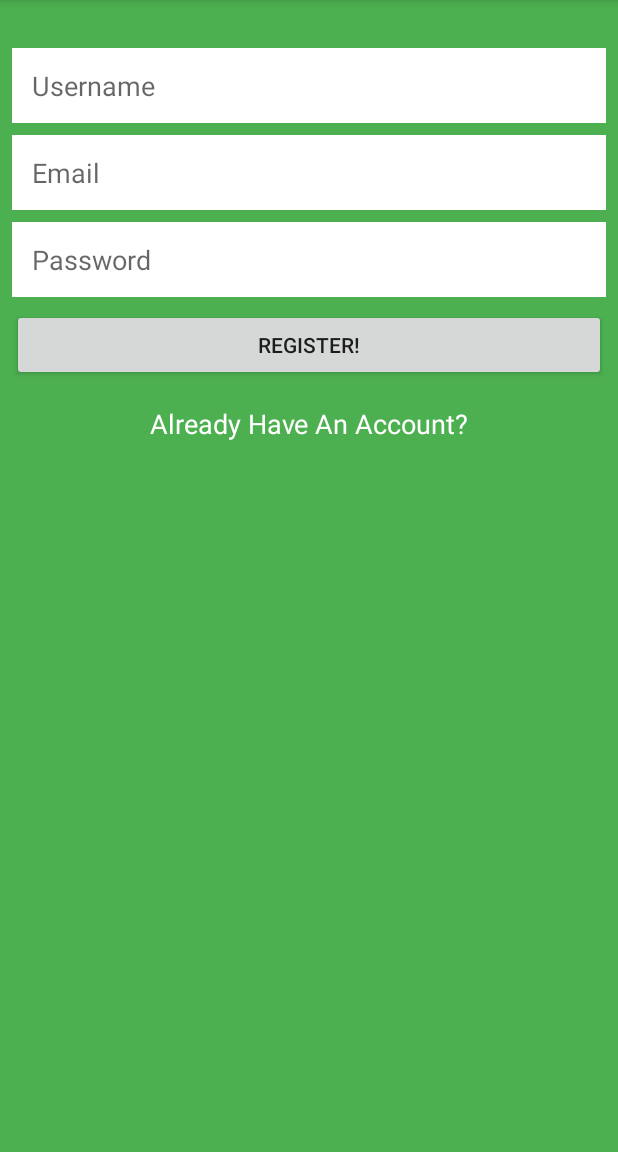
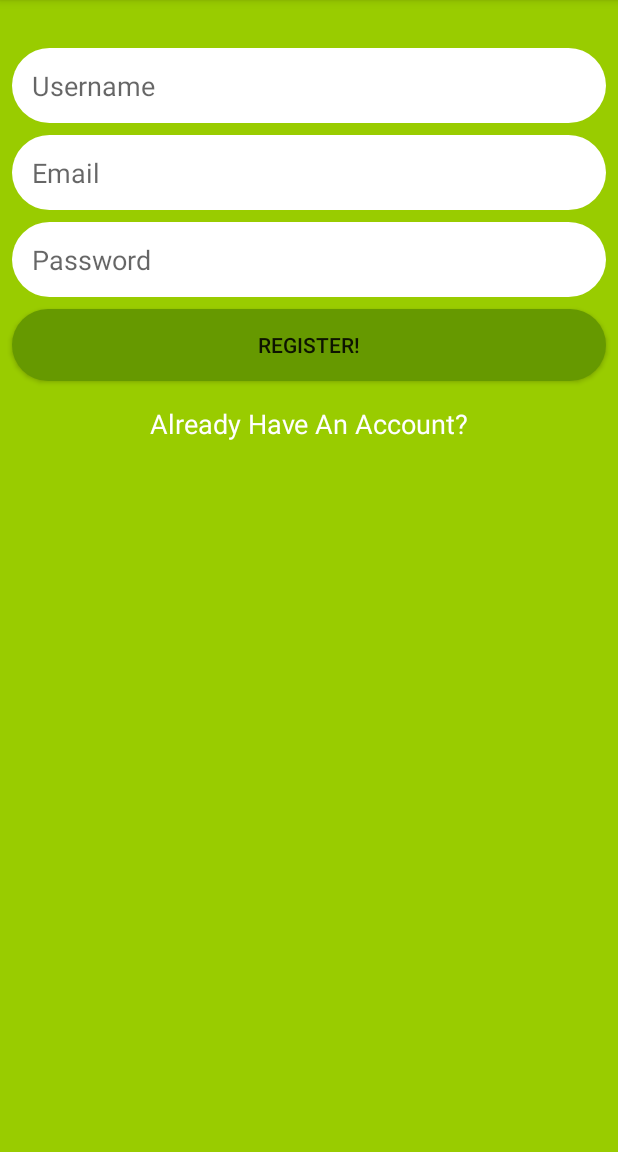
Before and after one commit to Elementonium/LesChat, an Android app: the screen it shows after launch (MainActivity), after a tap on "REGISTER!", on a phone screen of 412 x 824 dp, the part 84-1236 px from its top. Run offline under Robolectric (Android 15) with nearby library versions, the phone set to English and light mode, and no system bars; our stand-ins replace Firebase (no records; nobody signed in at launch, a user with empty details on screens opened directly).

Commit message:
-Login/Register Buttons Now Works -UI changes for Login/Register Forms -Integrated to Firebase Database

```diff
--- a/app/build.gradle
+++ b/app/build.gradle
@@ -30,4 +30,8 @@ dependencies {
     testImplementation 'junit:junit:4.12'
     androidTestImplementation 'com.android.support.test:runner:1.0.2'
     androidTestImplementation 'com.android.support.test.espresso:espresso-core:3.0.2'
+
+    implementation 'com.google.firebase:firebase-core:16.0.9'
+    implementation 'com.google.firebase:firebase-auth:17.0.0'
 }
+apply plugin: 'com.google.gms.google-services'
--- a/app/src/main/java/com/les/chat/MainActivity.kt
+++ b/app/src/main/java/com/les/chat/MainActivity.kt
@@ -3,6 +3,8 @@ package com.les.chat
 import android.content.Intent
 import android.support.v7.app.AppCompatActivity
 import android.os.Bundle
+import android.widget.Toast
+import com.google.firebase.auth.FirebaseAuth
 import kotlinx.android.synthetic.main.activity_main.*
 
 class MainActivity : AppCompatActivity() {
@@ -12,8 +14,8 @@ class MainActivity : AppCompatActivity() {
         setContentView(R.layout.activity_main)
 
         register_button_register.setOnClickListener {
-        val email = email_edittext_register.text.toString()
-        val password = password_edittext_login.text.toString()
+            performRegister()
+
         }
         already_have_account_text_view.setOnClickListener{
             val intent = Intent(this,LoginActivity::class.java)
@@ -21,4 +23,21 @@ class MainActivity : AppCompatActivity() {
         }
 
     }
+
+    private fun performRegister(){
+        val email = email_edittext_register.text.toString()
+        val password = password_edittext_register.text.toString()
+        if (email.isEmpty() || password.isEmpty()){
+            Toast.makeText(this,"Please Enter Email/Password", Toast.LENGTH_SHORT).show()
+            return
+        }
+        FirebaseAuth.getInstance().createUserWithEmailAndPassword(email,password)
+            .addOnCompleteListener {
+                if(!it.isSuccessful) return@addOnCompleteListener  //if user creation fails go back
+
+            }.addOnFailureListener {
+                Toast.makeText(this,"Failed to create user: ${it.message}", Toast.LENGTH_SHORT).show()
+            }
+    }
+
 }
--- /dev/null
+++ b/app/src/main/res/drawable/rounded_button.xml
@@ -0,0 +1,6 @@
+<?xml version="1.0" encoding="utf-8"?>
+<shape xmlns:android="http://schemas.android.com/apk/res/android">
+
+    <solid android:color="@android:color/holo_green_dark"/>
+    <corners android:radius="25dp"/>
+</shape>
--- /dev/null
+++ b/app/src/main/res/drawable/rounded_edittext_login_register.xml
@@ -0,0 +1,5 @@
+<?xml version="1.0" encoding="utf-8"?>
+<shape xmlns:android="http://schemas.android.com/apk/res/android">
+    <corners android:radius="25dp"/>
+    <solid android:color="@android:color/white"/>
+</shape>
--- a/app/src/main/res/layout/activity_main.xml
+++ b/app/src/main/res/layout/activity_main.xml
@@ -5,20 +5,21 @@
         xmlns:app="http://schemas.android.com/apk/res-auto"
         android:layout_width="match_parent"
         android:layout_height="match_parent"
-        tools:context=".MainActivity" android:background="#4CAF50">
+        tools:context=".MainActivity" android:background="@android:color/holo_green_light">
     <EditText
             android:layout_width="0dp"
             android:layout_height="50dp"
             android:inputType="textPersonName"
             android:ems="10"
-            android:id="@+id/username_edittext_login"
+            android:id="@+id/username_edittext_register"
             android:paddingLeft="13dp"
             android:paddingRight="13dp"
-            android:background="@android:color/background_light" android:textColor="@android:color/background_dark"
+            android:background="@drawable/rounded_edittext_login_register"
+            android:textColor="@android:color/background_dark"
             app:layout_constraintEnd_toEndOf="parent"
             app:layout_constraintStart_toStartOf="parent" android:layout_marginTop="32dp"
             app:layout_constraintTop_toTopOf="parent" android:layout_marginStart="8dp" android:layout_marginEnd="8dp"
-            android:hint="Username" />
+            android:hint="Username"/>
     <EditText
             android:layout_width="0dp"
             android:layout_height="50dp"
@@ -27,36 +28,40 @@
             android:id="@+id/email_edittext_register"
             android:paddingLeft="13dp"
             android:paddingRight="13dp"
-            app:layout_constraintStart_toStartOf="@+id/username_edittext_login"
-            android:layout_marginTop="8dp" app:layout_constraintTop_toBottomOf="@+id/username_edittext_login"
-            app:layout_constraintEnd_toEndOf="@+id/username_edittext_login" android:background="@android:color/background_light"
+            app:layout_constraintStart_toStartOf="@+id/username_edittext_register"
+            android:layout_marginTop="8dp" app:layout_constraintTop_toBottomOf="@+id/username_edittext_register"
+            app:layout_constraintEnd_toEndOf="@+id/username_edittext_register"
+            android:background="@drawable/rounded_edittext_login_register"
             android:textColor="@android:color/background_dark" android:hint="Email"/>
     <EditText
             android:layout_width="0dp"
             android:layout_height="50dp"
             android:inputType="textPassword"
             android:ems="10"
-            android:id="@+id/password_edittext_login"
+            android:id="@+id/password_edittext_register"
             android:paddingLeft="13dp"
             android:paddingRight="13dp"
             app:layout_constraintEnd_toEndOf="@+id/email_edittext_register"
             app:layout_constraintStart_toStartOf="@+id/email_edittext_register"
             android:layout_marginTop="8dp" app:layout_constraintTop_toBottomOf="@+id/email_edittext_register"
-            android:background="@android:color/background_light" android:hint="Password"
+            android:background="@drawable/rounded_edittext_login_register" android:hint="Password"
             android:textColor="@android:color/background_dark"/>
     <Button
             android:text="Register!"
             android:layout_width="0dp"
             android:layout_height="wrap_content"
-            android:id="@+id/register_button_register" app:layout_constraintEnd_toEndOf="@+id/password_edittext_login"
-            app:layout_constraintStart_toStartOf="@+id/password_edittext_login"
+            android:id="@+id/register_button_register"
+            app:layout_constraintEnd_toEndOf="@+id/password_edittext_register"
+            android:background="@drawable/rounded_button"
+            app:layout_constraintStart_toStartOf="@+id/password_edittext_register"
             android:layout_marginTop="8dp"
-            app:layout_constraintTop_toBottomOf="@+id/password_edittext_login"/>
+            app:layout_constraintTop_toBottomOf="@+id/password_edittext_register"/>
     <TextView
             android:text="Already Have An Account?"
             android:layout_width="wrap_content"
             android:layout_height="wrap_content"
-            android:id="@+id/already_have_account_text_view" app:layout_constraintEnd_toEndOf="@+id/register_button_register"
+            android:id="@+id/already_have_account_text_view"
+            app:layout_constraintEnd_toEndOf="@+id/register_button_register"
             app:layout_constraintStart_toStartOf="@+id/register_button_register"
             app:layout_constraintTop_toBottomOf="@+id/register_button_register" android:layout_marginTop="16dp"
             android:textColor="@android:color/background_light" android:textSize="18sp"/>
--- a/build.gradle
+++ b/build.gradle
@@ -12,6 +12,7 @@ buildscript {
         classpath "org.jetbrains.kotlin:kotlin-gradle-plugin:$kotlin_version"
         // NOTE: Do not place your application dependencies here; they belong
         // in the individual module build.gradle files
+        classpath 'com.google.gms:google-services:4.2.0'
     }
 }
 
```
Also changed, not shown: app/src/main/java/com/les/chat/LoginActivity.kt (+21 -1 lines), app/src/main/res/layout/activity_login.xml (+27 -23 lines), 1 other file.
